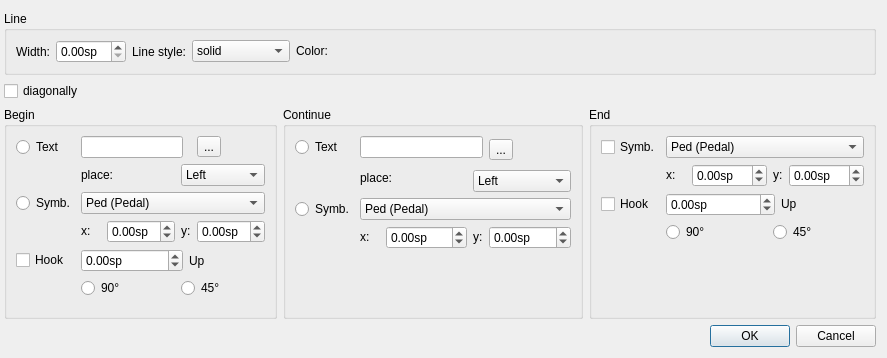
musescore/musescore-old, file mscore/mscore/lineproperties.ui: the form before one commit.
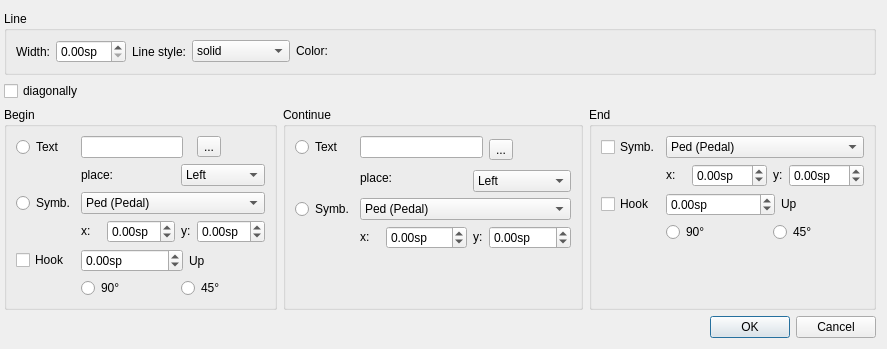
The form after the commit. Custom widgets are drawn as their Qt base class.

The edit to the form file:
```diff
--- a/mscore/mscore/lineproperties.ui
+++ b/mscore/mscore/lineproperties.ui
@@ -6,8 +6,8 @@
    <rect>
     <x>0</x>
     <y>0</y>
-    <width>800</width>
-    <height>358</height>
+    <width>767</width>
+    <height>321</height>
    </rect>
   </property>
   <property name="windowTitle">
```
